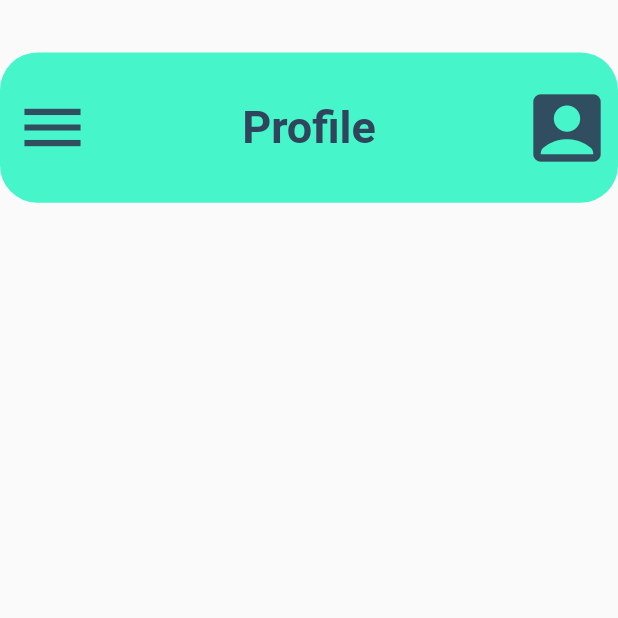
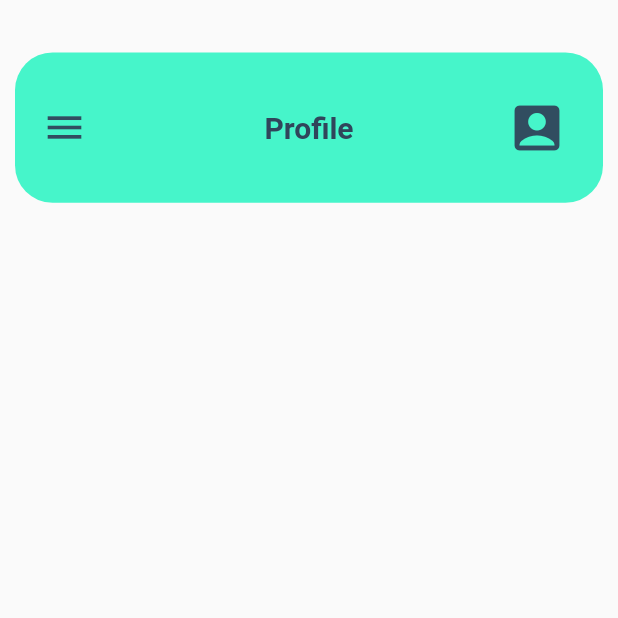
Before and after one commit to HMAHD/unifit, a Flutter app: the Home screen opened directly, on a phone screen of 412 x 824 dp, the top half of it. Run offline on Flutter 3.47's test engine with Material 2 defaults, Android fonts, the phone set to English and light mode, and no system bars; missing offline and left inert: nowa_runtime.

```diff
--- a/lib/main.dart
+++ b/lib/main.dart
@@ -1,5 +1,5 @@
 import 'package:flutter/material.dart';
-import 'package:unifit/pages/settings.dart';
+import 'package:unifit/pages/dashboard.dart';
 
 void main() => runApp(
       const MyApp(),
@@ -12,7 +12,7 @@ class MyApp extends StatelessWidget {
   Widget build(BuildContext context) {
     return const MaterialApp(
       debugShowCheckedModeBanner: false,
-      home: Settings(),
+      home: Dashboard(),
     );
   }
 }
--- a/lib/pages/home.dart
+++ b/lib/pages/home.dart
@@ -27,13 +27,15 @@ class _HomeState extends State<Home> {
     return PreferredSize(
       preferredSize: const Size.fromHeight(
           140.0), // Set the preferred height for the AppBar
+      child: Padding(
+        padding: const EdgeInsets.symmetric(horizontal: 10.0),
         child: AppBar(
           leading: IconButton(
             padding: const EdgeInsets.only(left: 10.0),
             icon: const Icon(
               Icons.menu,
               color: Color.fromRGBO(48, 69, 91, 1.000),
-            size: 50,
+              size: 30,
             ),
             tooltip: 'menu Icon',
             onPressed: () {},
@@ -42,7 +44,7 @@ class _HomeState extends State<Home> {
             "Profile",
             style: TextStyle(
               color: Color.fromRGBO(48, 69, 91, 1.000),
-            fontSize: 30.0,
+              fontSize: 20.0,
               fontWeight: FontWeight.bold,
             ),
           ),
@@ -52,7 +54,7 @@ class _HomeState extends State<Home> {
               icon: const Icon(
                 Icons.account_box,
                 color: Color.fromRGBO(48, 69, 91, 1.000),
-              size: 60,
+                size: 40,
               ),
               tooltip: 'Account Icon',
               onPressed: () {},
@@ -73,6 +75,7 @@ class _HomeState extends State<Home> {
           elevation: 0.00,
           backgroundColor: const Color.fromRGBO(70, 245, 202, 1),
         ),
+      ),
     );
   }
 }
```
Also changed, not shown: lib/pages/dashboard.dart (added, +78 -0 lines). Lines whose indentation alone changed are shown as unchanged.
